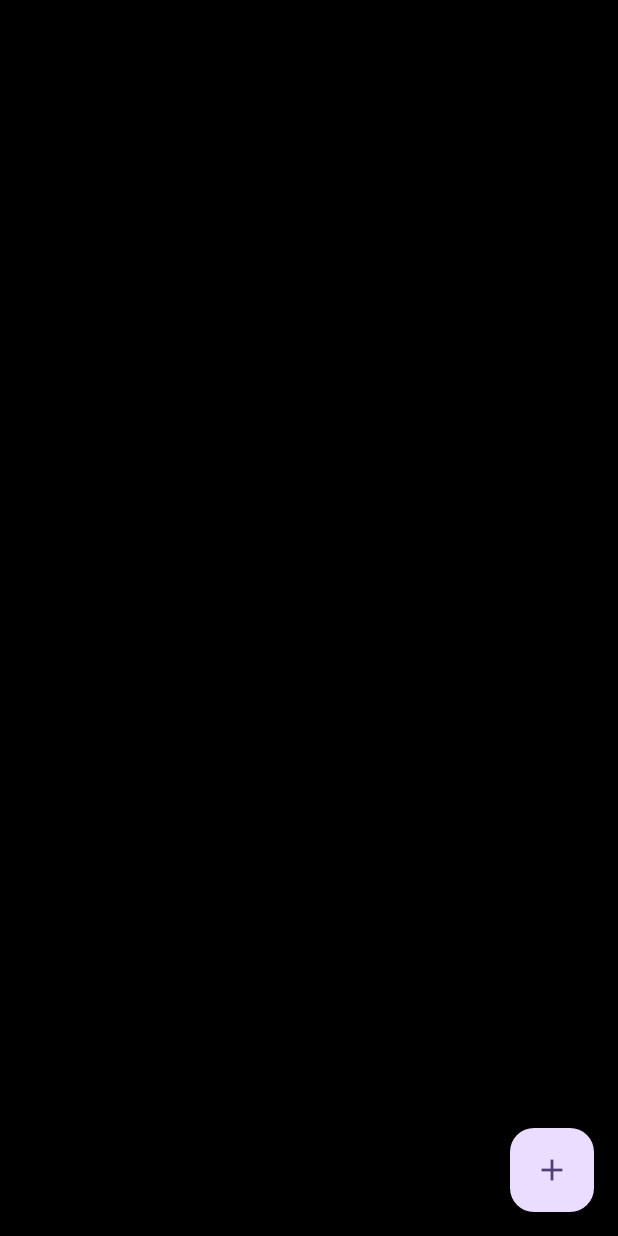
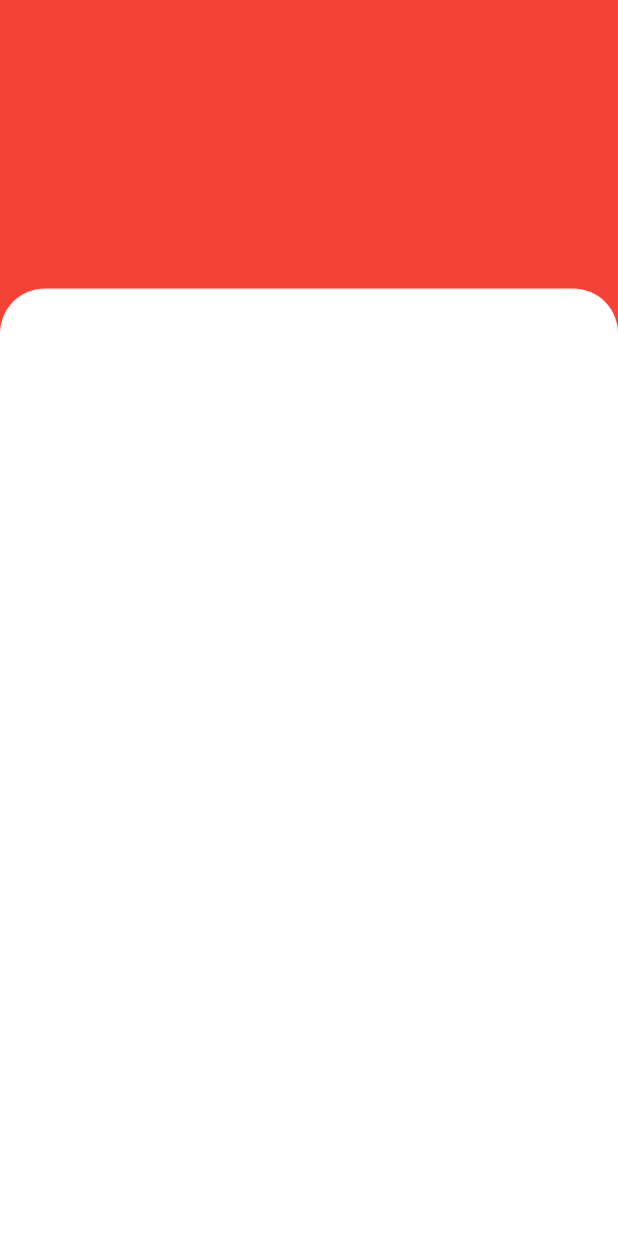
Before and after one commit to thang44hdai/StudyApp-TTCS, a Flutter app: the screen it shows after launch, on a phone screen of 412 x 824 dp. Run offline on Flutter 3.47's test engine with Material 3 defaults, Android fonts, the phone set to English and light mode, and no system bars.

Commit message:
feat/home

```diff
--- /dev/null
+++ b/lib/common/constant.dart
@@ -0,0 +1,6 @@
+import 'package:flutter/cupertino.dart';
+
+class Constants {
+  static double screenHeight = 0;
+  static double screenWidth = 0;
+}
--- a/lib/features/home/HomeScreen.dart
+++ b/lib/features/home/HomeScreen.dart
@@ -1,4 +1,5 @@
 import 'package:flutter/material.dart';
+import 'package:study/common/constant.dart';
 
 class Home extends StatefulWidget {
   const Home({super.key});
@@ -12,11 +13,35 @@ class _HomeState extends State<Home> {
   Widget build(BuildContext context) {
     return Scaffold(
       body: Container(
-        color: Colors.black,
-      ),
-      floatingActionButton: FloatingActionButton(
-        child: Icon(Icons.add),
-        onPressed: () {},
+        height: Constants.screenHeight,
+        child: Stack(
+          children: [
+            Positioned(
+              top: 0,
+              left: 0,
+              right: 0,
+              child: Container(
+                height: Constants.screenHeight / 3,
+                color: Colors.red,
+              ),
+            ),
+            Positioned(
+              top: Constants.screenHeight * 7 / 30,
+              left: 0,
+              right: 0,
+              bottom: 0,
+              child: Container(
+                decoration: const BoxDecoration(
+                  color: Colors.white,
+                  borderRadius: BorderRadius.only(
+                    topRight: Radius.circular(30),
+                    topLeft: Radius.circular(30),
+                  ),
+                ),
+              ),
+            ),
+          ],
+        ),
       ),
     );
   }
--- a/lib/features/main.dart
+++ b/lib/features/main.dart
@@ -1,4 +1,5 @@
 import 'package:flutter/material.dart';
+import 'package:study/common/constant.dart';
 import 'package:study/features/home/HomeScreen.dart';
 
 void main() {
@@ -10,13 +11,15 @@ class MyApp extends StatelessWidget {
 
   @override
   Widget build(BuildContext context) {
+    Constants.screenHeight = MediaQuery.of(context).size.height;
+    Constants.screenWidth = MediaQuery.of(context).size.width;
     return MaterialApp(
-      title: 'Study',
-      theme: ThemeData(
-        colorScheme: ColorScheme.fromSeed(seedColor: Colors.deepPurple),
-        useMaterial3: true,
-      ),
-      home: Home()
-    );
+        debugShowCheckedModeBanner: false,
+        title: 'Study',
+        theme: ThemeData(
+          colorScheme: ColorScheme.fromSeed(seedColor: Colors.deepPurple),
+          useMaterial3: true,
+        ),
+        home: Home());
   }
 }
```
